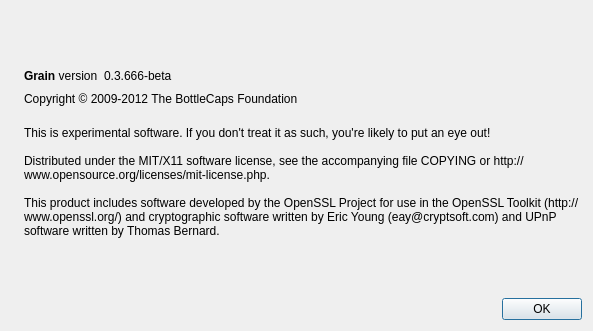
This is src/qt/forms/aboutdialog.ui in magi-retro/peercoin as Qt 5 draws it before an edit. The edited form follows.
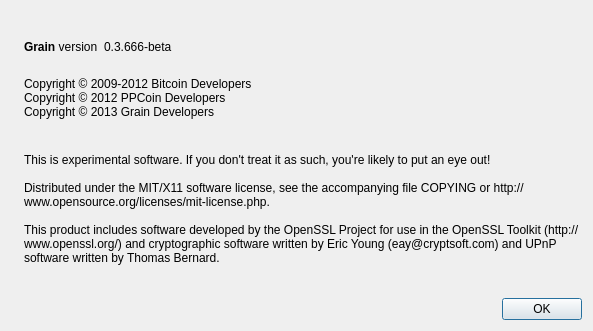
This is the edited form. Icons and pictures are not drawn.

Commit message: FORK-GRAIN: [REMOVE] Added complete copyright lines in About dialog

Diff of the .ui file:
```diff
--- a/src/qt/forms/aboutdialog.ui
+++ b/src/qt/forms/aboutdialog.ui
@@ -91,7 +91,11 @@
         <cursorShape>IBeamCursor</cursorShape>
        </property>
        <property name="text">
-        <string>Copyright © 2009-2012 The BottleCaps Foundation</string>
+        <string>
+Copyright © 2009-2012 Bitcoin Developers
+Copyright © 2012 PPCoin Developers
+Copyright © 2013 Grain Developers
+</string>
        </property>
        <property name="textInteractionFlags">
         <set>Qt::LinksAccessibleByMouse|Qt::TextSelectableByKeyboard|Qt::TextSelectableByMouse</set>
```
